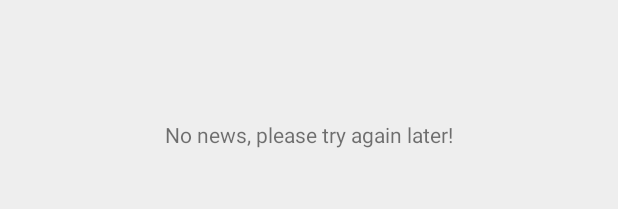
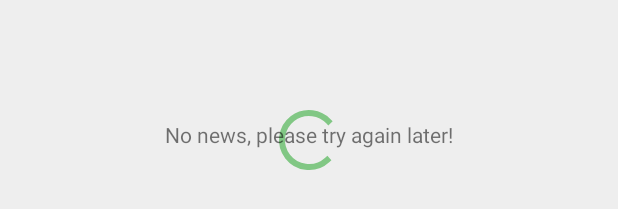
Before and after one commit to alexandercasal/android-basics-news-project, an Android app: the layout activity_main.xml on its own in the app's theme, with its tools: preview values and no code run, on a phone screen of 412 x 824 dp. Shown: the part 526-735 px from the top of the screen. Run offline under Robolectric (Android 15) with nearby library versions, the phone set to English and light mode, and no system bars.

Commit message:
Added Internet connection check and loading circle
- Added hasInternetConnection function
- Added indeterminate progress circle when loading news
- Update no news text for no Internet and no news cases

```diff
--- a/app/src/main/res/layout/activity_main.xml
+++ b/app/src/main/res/layout/activity_main.xml
@@ -30,6 +30,19 @@
         app:layout_constraintStart_toStartOf="parent"
         app:layout_constraintTop_toBottomOf="@+id/toolbar_main" />
 
+    <ProgressBar
+        android:id="@+id/progress_load_news"
+        style="?android:attr/progressBarStyle"
+        android:layout_width="wrap_content"
+        android:layout_height="wrap_content"
+        android:layout_marginTop="8dp"
+        android:indeterminate="true"
+        app:layout_constraintBottom_toBottomOf="parent"
+        app:layout_constraintEnd_toEndOf="parent"
+        app:layout_constraintHorizontal_bias="0.5"
+        app:layout_constraintStart_toStartOf="parent"
+        app:layout_constraintTop_toTopOf="@+id/list_news_feeds" />
+
     <TextView
         android:id="@+id/label_empty_list"
         android:layout_width="wrap_content"
```
Also changed, not shown: app/src/main/java/com/alexander/udacity/technews/controller/MainActivity.kt (+30 -1 lines).
